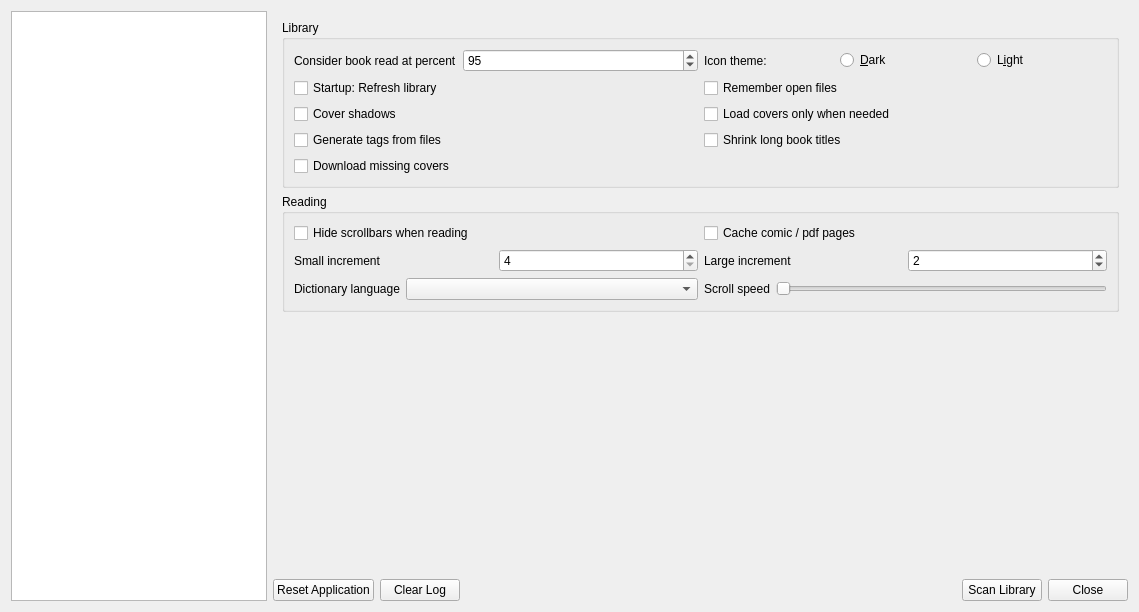
Before: the Qt Designer form lector/resources/raw/settings.ui in BasioMeusPuga/Lector, drawn with Qt 5.
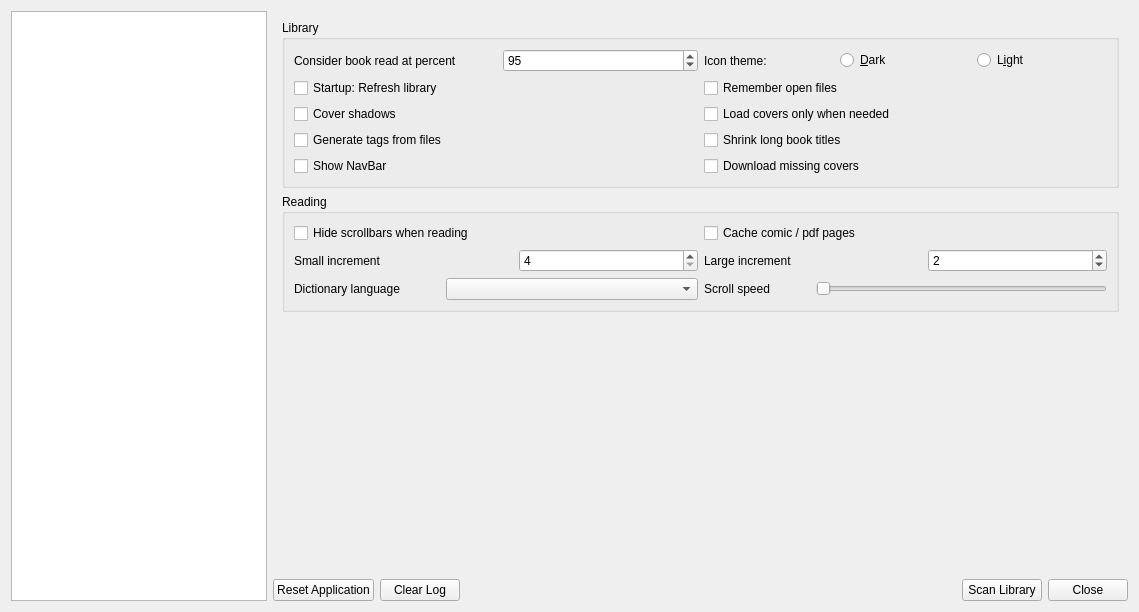
After: the same form once the commit is applied. The open tabs and pages were chosen to show the change. Custom widgets are drawn as their Qt base class.

What changed in the file:
```diff
--- a/lector/resources/raw/settings.ui
+++ b/lector/resources/raw/settings.ui
@@ -70,6 +70,22 @@
                       </property>
                      </widget>
                     </item>
+                    <item>
+                     <spacer name="horizontalSpacer_3">
+                      <property name="orientation">
+                       <enum>Qt::Horizontal</enum>
+                      </property>
+                      <property name="sizeType">
+                       <enum>QSizePolicy::Minimum</enum>
+                      </property>
+                      <property name="sizeHint" stdset="0">
+                       <size>
+                        <width>40</width>
+                        <height>20</height>
+                       </size>
+                      </property>
+                     </spacer>
+                    </item>
                     <item>
                      <widget class="QSpinBox" name="readAtPercent">
                       <property name="minimum">
@@ -177,6 +193,13 @@
                 </item>
                 <item>
                  <layout class="QHBoxLayout" name="horizontalLayout_16">
+                  <item>
+                   <widget class="QCheckBox" name="navBarVisible">
+                    <property name="text">
+                     <string>Show NavBar</string>
+                    </property>
+                   </widget>
+                  </item>
                   <item>
                    <widget class="QCheckBox" name="autoCover">
                     <property name="toolTip">
@@ -241,6 +264,22 @@
                       </property>
                      </widget>
                     </item>
+                    <item>
+                     <spacer name="horizontalSpacer_4">
+                      <property name="orientation">
+                       <enum>Qt::Horizontal</enum>
+                      </property>
+                      <property name="sizeType">
+                       <enum>QSizePolicy::Minimum</enum>
+                      </property>
+                      <property name="sizeHint" stdset="0">
+                       <size>
+                        <width>40</width>
+                        <height>20</height>
+                       </size>
+                      </property>
+                     </spacer>
+                    </item>
                     <item>
                      <widget class="QSpinBox" name="smallIncrementBox">
                       <property name="toolTip">
@@ -267,6 +306,22 @@
                       </property>
                      </widget>
                     </item>
+                    <item>
+                     <spacer name="horizontalSpacer_5">
+                      <property name="orientation">
+                       <enum>Qt::Horizontal</enum>
+                      </property>
+                      <property name="sizeType">
+                       <enum>QSizePolicy::Minimum</enum>
+                      </property>
+                      <property name="sizeHint" stdset="0">
+                       <size>
+                        <width>40</width>
+                        <height>20</height>
+                       </size>
+                      </property>
+                     </spacer>
+                    </item>
                     <item>
                      <widget class="QSpinBox" name="largeIncrementBox">
                       <property name="toolTip">
@@ -308,7 +363,30 @@
                      </widget>
                     </item>
                     <item>
-                     <widget class="QComboBox" name="languageBox"/>
+                     <spacer name="horizontalSpacer_2">
+                      <property name="orientation">
+                       <enum>Qt::Horizontal</enum>
+                      </property>
+                      <property name="sizeType">
+                       <enum>QSizePolicy::Preferred</enum>
+                      </property>
+                      <property name="sizeHint" stdset="0">
+                       <size>
+                        <width>40</width>
+                        <height>20</height>
+                       </size>
+                      </property>
+                     </spacer>
+                    </item>
+                    <item>
+                     <widget class="QComboBox" name="languageBox">
+                      <property name="sizePolicy">
+                       <sizepolicy hsizetype="Minimum" vsizetype="Fixed">
+                        <horstretch>0</horstretch>
+                        <verstretch>0</verstretch>
+                       </sizepolicy>
+                      </property>
+                     </widget>
                     </item>
                    </layout>
                   </item>
@@ -327,6 +405,22 @@
                       </property>
                      </widget>
                     </item>
+                    <item>
+                     <spacer name="horizontalSpacer_6">
+                      <property name="orientation">
+                       <enum>Qt::Horizontal</enum>
+                      </property>
+                      <property name="sizeType">
+                       <enum>QSizePolicy::Minimum</enum>
+                      </property>
+                      <property name="sizeHint" stdset="0">
+                       <size>
+                        <width>40</width>
+                        <height>20</height>
+                       </size>
+                      </property>
+                     </spacer>
+                    </item>
                     <item>
                      <widget class="QSlider" name="scrollSpeedSlider">
                       <property name="sizePolicy">
```
